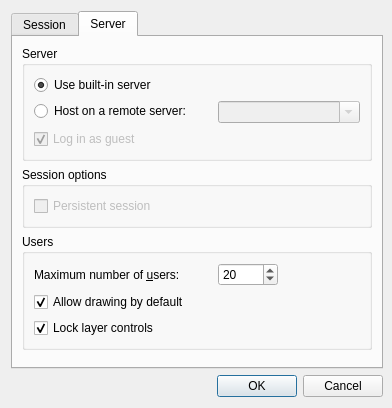
The window that src/client/ui/hostdialog.ui (drawpile/Drawpile) describes before a commit, drawn with Qt 5.
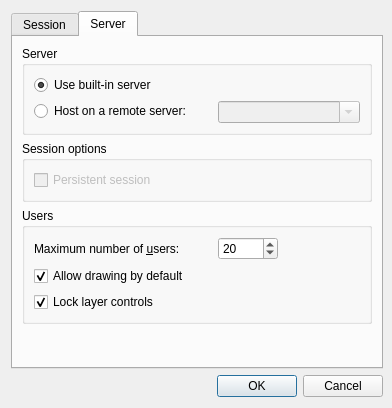
The same window after the commit. The open tabs and pages were chosen to show the change. Icons and pictures are not drawn. Custom widgets are drawn as their Qt base class.

Commit message:
Remove "login as guest" checkbox
Determine whether to login as guest automatically instead.

```diff
--- a/src/client/ui/hostdialog.ui
+++ b/src/client/ui/hostdialog.ui
@@ -478,19 +478,6 @@
             </property>
            </widget>
           </item>
-          <item row="2" column="0" colspan="2">
-           <widget class="QCheckBox" name="guestlogin">
-            <property name="enabled">
-             <bool>false</bool>
-            </property>
-            <property name="text">
-             <string>Log in as guest</string>
-            </property>
-            <property name="checked">
-             <bool>true</bool>
-            </property>
-           </widget>
-          </item>
          </layout>
         </widget>
        </item>
```
Left out of the diff: 16 changed lines with no effect on the pictures. The commit also changes 10 other files.
